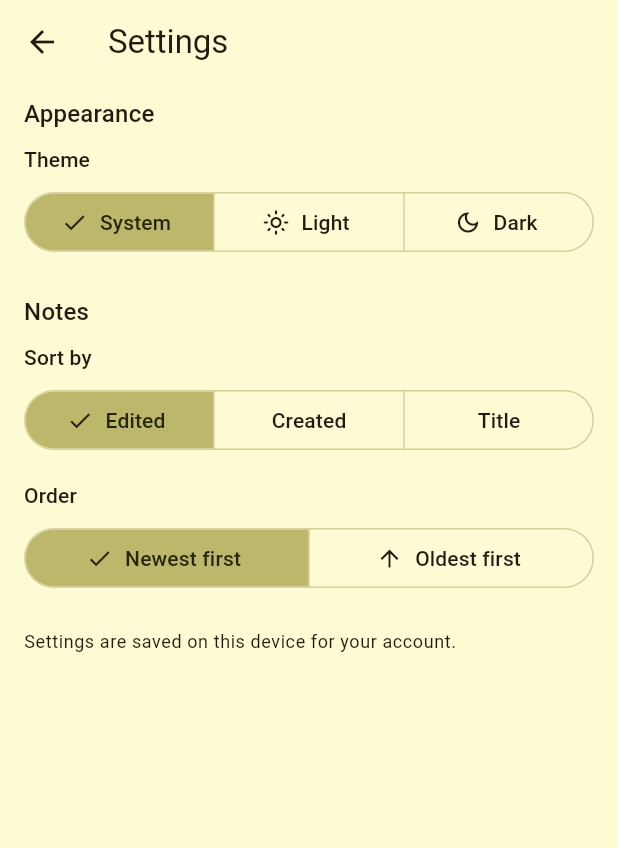
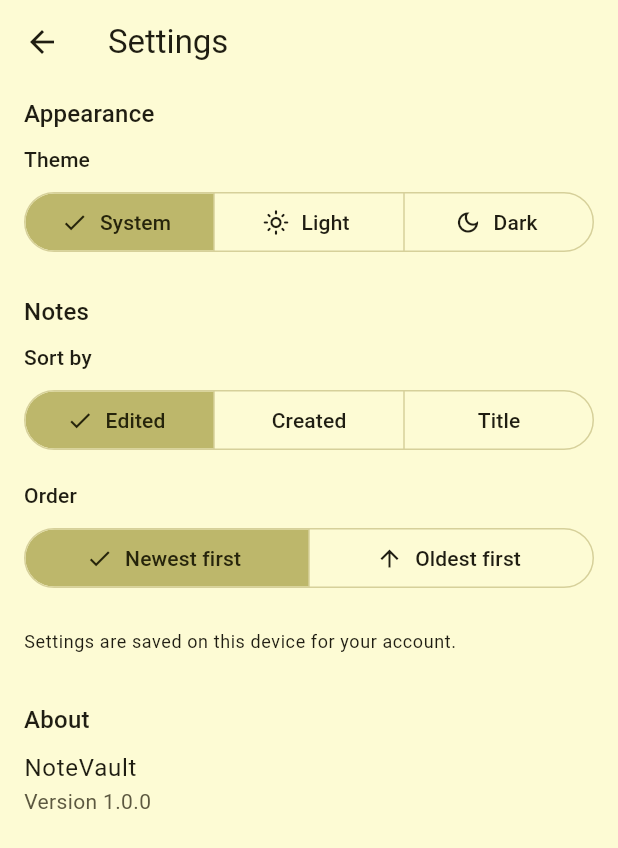
Before and after one commit to ralfiz-ash/NoteVault-App, a Flutter app: the SettingsScreen screen opened by its route, on a phone screen of 412 x 824 dp. Shown: the top 848 px of the screen. Run offline on Flutter 3.47's test engine with Material 3 defaults, Android fonts, the phone set to English and light mode, and no system bars; our stand-ins replace cloud_firestore, connectivity_plus, drift, drift_flutter, firebase_auth, firebase_core and 5 more; accounts and stored records are empty; generated files the repository leaves out were written again.

Commit message:
chore(release): prepare NoteVault v1.0.0
- Version 1.0.0+1 from pubspec.yaml (single source for Gradle)
- Show app name and installed version in Settings > About
  (appVersionProvider via package_info_plus)
- Android app label NoteVault
- Release signing from git-ignored android/key.properties
  (debug-key fallback with a warning)
- NoteVault launcher icon (adaptive + legacy) via flutter_launcher_icons
- docs/release.md

Co-Authored-By: Claude Opus 5.5 <noreply@anthropic.com>

```diff
--- /dev/null
+++ b/lib/app/di/app_info_providers.dart
@@ -0,0 +1,14 @@
+import 'package:package_info_plus/package_info_plus.dart';
+import 'package:riverpod_annotation/riverpod_annotation.dart';
+
+part 'app_info_providers.g.dart';
+
+/// The installed app's version name (e.g. `1.0.0`), read from the platform
+/// package metadata. The single source is `version:` in `pubspec.yaml`
+/// (Android `versionName` / iOS `CFBundleShortVersionString`), so the version
+/// is never written in Dart code.
+///
+/// keepAlive: static for the app's lifetime, read once. Tests override it.
+@Riverpod(keepAlive: true)
+Future<String> appVersion(Ref ref) async =>
+    (await PackageInfo.fromPlatform()).version;
--- a/lib/features/settings/presentation/screens/settings_screen.dart
+++ b/lib/features/settings/presentation/screens/settings_screen.dart
@@ -1,6 +1,8 @@
 import 'package:flutter/material.dart';
 import 'package:flutter_riverpod/flutter_riverpod.dart';
 
+import '../../../../app/di/app_info_providers.dart';
+import '../../../../app/di/core_providers.dart';
 import '../../../../core/presentation/content_width.dart';
 import '../../../notes/domain/entities/note_sort.dart';
 import '../../domain/entities/app_settings.dart';
@@ -117,6 +119,9 @@ class SettingsScreen extends ConsumerWidget {
               'Settings are saved on this device for your account.',
               style: Theme.of(context).textTheme.bodySmall,
             ),
+            const SizedBox(height: 32),
+            const _Section('About'),
+            const _AboutApp(),
           ],
         ),
       ),
@@ -140,6 +145,34 @@ class _Section extends StatelessWidget {
   );
 }
 
+/// App name and installed version (from the package metadata).
+class _AboutApp extends ConsumerWidget {
+  const _AboutApp();
+
+  @override
+  Widget build(BuildContext context, WidgetRef ref) {
+    final textTheme = Theme.of(context).textTheme;
+    final name = ref.watch(appConfigProvider.select((c) => c.appName));
+    // Static metadata: nothing to show while it is read or if it is
+    // unavailable (no spinner or retry needed).
+    final version = ref.watch(appVersionProvider).value;
+    return Column(
+      key: const Key('about-app'),
+      crossAxisAlignment: CrossAxisAlignment.start,
+      children: [
+        Text(name, style: textTheme.bodyLarge),
+        if (version != null)
+          Text(
+            'Version $version',
+            style: textTheme.bodyMedium?.copyWith(
+              color: Theme.of(context).colorScheme.onSurfaceVariant,
+            ),
+          ),
+      ],
+    );
+  }
+}
+
 class _Label extends StatelessWidget {
   const _Label(this.text);
 
```
Also changed, not shown: pubspec.yaml (+15 -0 lines), assets/branding/notevault_icon.png (added), assets/branding/notevault_icon_adaptive.png (added), lib/app/di/app_info_providers.g.dart (added), lib/features/settings/presentation/providers/settings_provider.g.dart, pubspec.lock, 18 other files.
